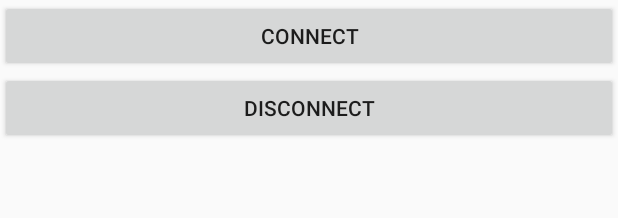
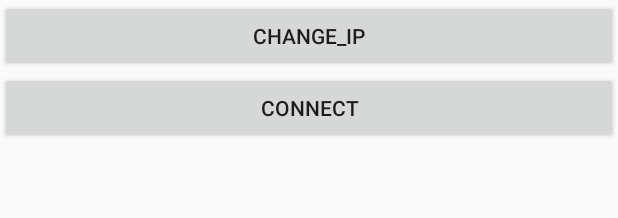
Before and after one commit to KPWJINT/ScreenMirrorAndroidClient, an Android app: the layout activity_main.xml on its own in the app's theme, with its tools: preview values and no code run, on a phone screen of 412 x 824 dp. Shown: the top 218 px of the screen. Run offline under Robolectric (Android 15) with nearby library versions, the phone set to English and light mode, and no system bars; network calls fail.

Commit message:
Connect button creates new ScreenshotActivityhotActivity

```diff
--- a/app/src/main/res/layout/activity_main.xml
+++ b/app/src/main/res/layout/activity_main.xml
@@ -16,16 +16,16 @@
             android:orientation="vertical">
 
             <Button
+                android:id="@+id/buttonChangeIP"
+                android:layout_width="match_parent"
+                android:layout_height="wrap_content"
+                android:text="change_IP" />
+
+            <Button
                 android:id="@+id/buttonConnect"
                 android:layout_width="match_parent"
                 android:layout_height="wrap_content"
                 android:text="@string/connectButton" />
-
-            <Button
-                android:id="@+id/buttonDisconnect"
-                android:layout_width="match_parent"
-                android:layout_height="wrap_content"
-                android:text="disconnect" />
 
         </LinearLayout>
 
```
Also changed, not shown: app/src/main/java/javatech/screenmirror/Main.java (+16 -2 lines).
